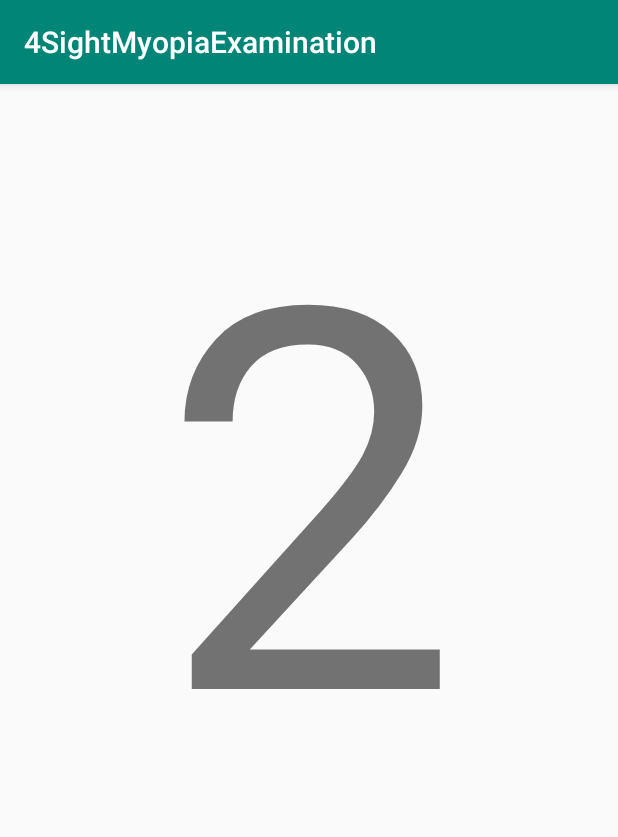
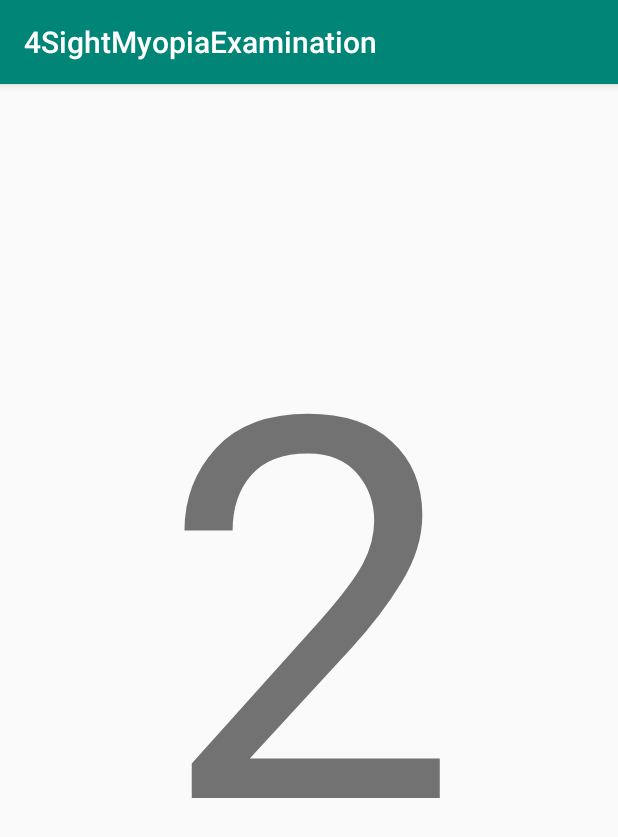
Before and after one commit to kylegreenf/4SightMyopiaExamination, an Android app: the MainActivity screen opened directly, with no data from a screen before it, on a phone screen of 412 x 824 dp. Shown: the top 837 px of the screen. Run offline under Robolectric (Android 15) with nearby library versions, the phone set to English and light mode, and no system bars; Roboto replaces fonts that are not available here.

Commit message:
Minor bug fixes and finished test for Snellen chart

```diff
--- a/app/src/main/java/com/example/a4sightmyopiaexamination/AfterTestAnalysis.java
+++ b/app/src/main/java/com/example/a4sightmyopiaexamination/AfterTestAnalysis.java
@@ -42,7 +42,7 @@ public class AfterTestAnalysis extends AppCompatActivity {
         String sphConversion = "";
         switch (fontSize) { //Different font sizes assign to different scores
             case 160: //incalculable 0%
-                sphConversion = "incalculable! We can not measure more than to say see a doctor asap!";
+                sphConversion = "an incalculable amount of";
                 break;
             case 105: //2.0-2.5ph 10%
                 sphConversion = "2.0-2.5ph";
@@ -69,10 +69,10 @@ public class AfterTestAnalysis extends AppCompatActivity {
                 sphConversion = "0-.25sph";
                 break;
             default: //0 - if they get 33pt font correct
-                sphConversion = "perfect!";
+                sphConversion = "no";
                 break;
 
         }
-        score.setText("We calculated that your vision is (approximately) " + sphConversion);
+        score.setText("We calculated that your vision is in need of (approximately) " + sphConversion + " correction");
     }
 }
--- a/app/src/main/java/com/example/a4sightmyopiaexamination/MainActivity.java
+++ b/app/src/main/java/com/example/a4sightmyopiaexamination/MainActivity.java
@@ -291,6 +291,9 @@ public class MainActivity extends AppCompatActivity {
                         letter = 'H';
                     }
                     break;
+                default:
+                    letter = 'Z';
+                    break;
 
             }
         }
--- a/app/src/main/res/layout/activity_after_test_analysis.xml
+++ b/app/src/main/res/layout/activity_after_test_analysis.xml
@@ -7,7 +7,7 @@
     tools:context=".AfterTestAnalysis">
 
     <TextView
-        android:id="@+id/textView2"
+        android:id="@+id/resultsInfo"
         android:layout_width="wrap_content"
         android:layout_height="wrap_content"
         android:layout_marginTop="124dp"
--- a/app/src/main/res/layout/activity_main.xml
+++ b/app/src/main/res/layout/activity_main.xml
@@ -10,17 +10,16 @@
         android:id="@+id/letterTesting"
         android:layout_width="411dp"
         android:layout_height="614dp"
-        android:layout_marginStart="8dp"
-        android:layout_marginTop="28dp"
+        android:layout_marginBottom="53dp"
         android:fontFamily="@font/enriqueta"
         android:text="E"
         android:textAlignment="center"
         android:textAllCaps="true"
         android:textIsSelectable="false"
         android:textSize="160pt"
+        android:visibility="visible"
+        app:layout_constraintBottom_toBottomOf="parent"
         app:layout_constraintEnd_toEndOf="parent"
-        app:layout_constraintHorizontal_bias="1.0"
-        app:layout_constraintStart_toStartOf="parent"
-        app:layout_constraintTop_toTopOf="parent" />
+        app:layout_constraintStart_toStartOf="parent" />
 
 </androidx.constraintlayout.widget.ConstraintLayout>
```
